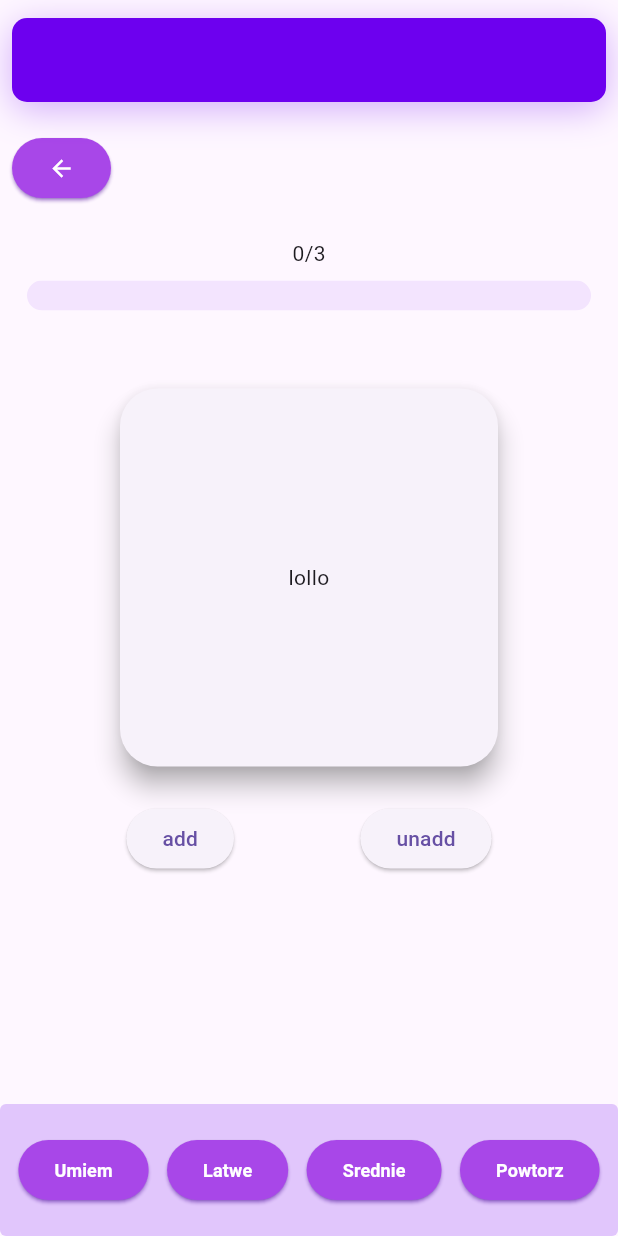
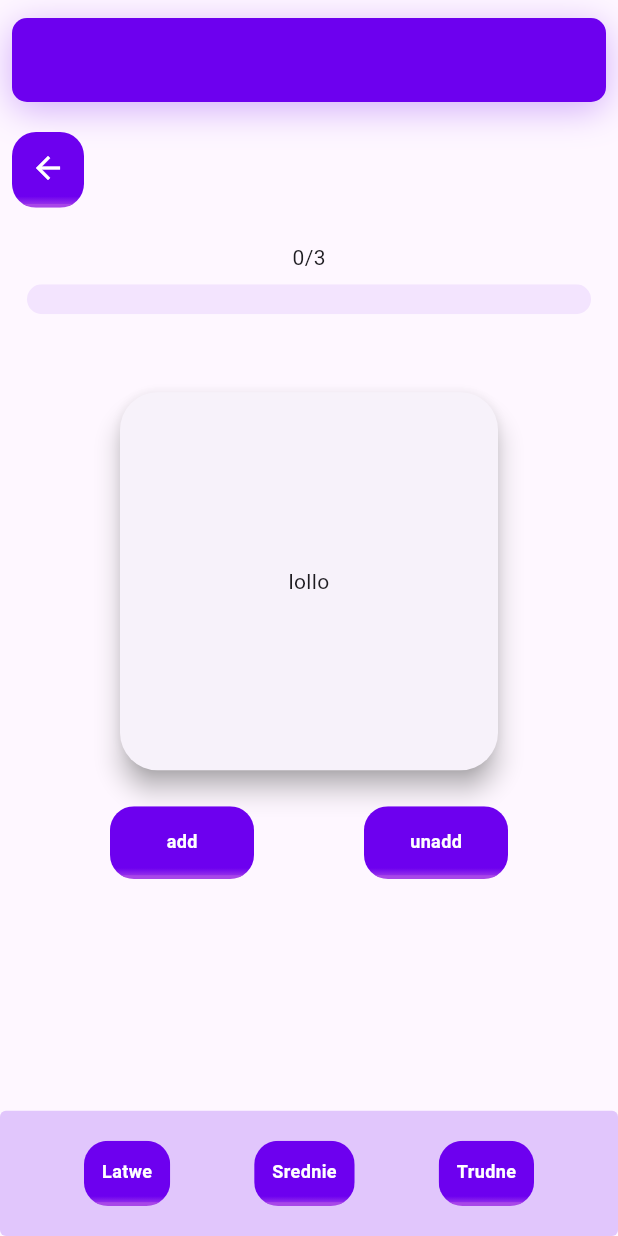
Before and after one commit to Kenayv/stoodee, a Flutter app: the FlashCardsReader screen opened directly with empty values, on a phone screen of 412 x 824 dp. Run offline on Flutter 3.47's test engine with Material 3 defaults, Android fonts, the phone set to English and light mode, and no system bars; drawn by our look-alikes of flip_card, percent_indicator; our stand-ins replace firebase_auth, firebase_core, flutter_layout_grid, flutter_svg_provider, gap, go_router and 2 more; accounts and stored records are empty; generated files the repository leaves out were written again; statements that could not run were skipped.

Commit message:
-basic dialog, finally good buttons
-made buttons actually look good, with border on the bottom being different color
-added a basic dialog, to be changed later but not by me lol
- from 4 to 3 buttons in flashcards_reader
- changed most buttons to StoodeeButton

```diff
--- a/lib/pages/flash_cards_reader.dart
+++ b/lib/pages/flash_cards_reader.dart
@@ -108,18 +108,20 @@ class _FlashCardsReader extends State<FlashCardsReader> {
           Row(
             mainAxisAlignment: MainAxisAlignment.spaceEvenly,
             children: [
-              ElevatedButton(
+              StoodeeButton(
+                  size: Size(80,30),
                   onPressed: () {
                     completed++;
                     setState(() {});
                   },
-                  child: const Text("add")),
-              ElevatedButton(
+                  child: Text("add",style:buttonTextStyle)),
+              StoodeeButton(
+                  size: Size(80,30),
                   onPressed: () {
                     completed--;
                     setState(() {});
                   },
-                  child: const Text("unadd")),
+                  child:  Text("unadd",style:buttonTextStyle)),
             ],
           ),
 
@@ -136,10 +138,10 @@ class _FlashCardsReader extends State<FlashCardsReader> {
             child: Row(
               mainAxisAlignment: MainAxisAlignment.spaceEvenly,
               children: [
-                StoodeeButton(child: Text("Umiem",style:buttonTextStyle), onPressed: (){}),
+
                 StoodeeButton(child: Text("Latwe",style: buttonTextStyle), onPressed: (){},),
                 StoodeeButton(child: Text("Srednie",style: buttonTextStyle), onPressed: (){}),
-                StoodeeButton(child: Text("Powtorz",style: buttonTextStyle), onPressed: (){},),
+                StoodeeButton(child: Text("Trudne",style: buttonTextStyle), onPressed: (){},),
               ],
             ),
           ),
--- a/lib/pages/to_do_page.dart
+++ b/lib/pages/to_do_page.dart
@@ -4,6 +4,7 @@ import 'package:stoodee/services/local_crud/todo_service/todo_service.dart';
 import 'package:stoodee/utilities/dialogs/add_task_dialog.dart';
 import 'package:stoodee/utilities/globals.dart';
 import 'package:gap/gap.dart';
+import 'package:stoodee/utilities/reusables/reusable_stoodee_button.dart';
 
 class ToDoPage extends StatefulWidget {
   const ToDoPage({
@@ -52,9 +53,10 @@ class _ToDoPage extends State<ToDoPage> {
                           onDismissed: completeTask,
                         ),
                         const Gap(5),
-                        FloatingActionButton(
+                        StoodeeButton(
+
                           onPressed: addTask,
-                          child: const Icon(Icons.add),
+                          child: const Icon(Icons.add,color:Colors.white,size:30),
                         ),
                       ],
                     ),
--- a/lib/services/router/go_router_service.dart
+++ b/lib/services/router/go_router_service.dart
@@ -12,6 +12,9 @@ import 'package:stoodee/pages/account_page.dart';
 import 'package:stoodee/pages/page_scaffold.dart';
 import 'package:stoodee/pages/flash_cards_reader.dart';
 import 'package:stoodee/utilities/containers.dart';
+
+import '../../utilities/dialogs/dialog_page.dart';
+import '../../utilities/dialogs/not_for_production_use/custom_dialog.dart';
 
 String resolveSwipeDirection(Object from, int where) {
   String sTemp = from.toString();
@@ -286,6 +289,26 @@ final GoRouter goRouterService = GoRouter(
           },
         );
       },
+
+      routes: [
+        GoRoute(
+            path: "dialog",
+
+
+          //TODO: TUTAJ SOBIE POZMIENIAJ JAK CHCESZ Z JAKIMIS FUTURE VOIDAMI CZY COS NIE WIEM
+            pageBuilder: (BuildContext context, GoRouterState state) {
+            return DialogPage(builder: (_) => CustomDialog(title: 'title', content: 'content',),
+
+);
+},
+
+
+        ),
+
+
+      ]
+
+
     ),
     GoRoute(
       path: '/email_verification_page',
--- a/lib/utilities/reusables/reusable_stoodee_button.dart
+++ b/lib/utilities/reusables/reusable_stoodee_button.dart
@@ -11,31 +11,62 @@ class StoodeeButton extends StatelessWidget{
 
   StoodeeButton({super.key, required this.child,required this.onPressed,this.size=const Size(10,10)});
 
+  Color color1=primaryAppColor;
+  Color color2=analogusColor;
+
+
+  Widget resolveWidgetSize(){
+    if(size==Size(10,10)){
+      return  Padding(
+
+        padding: const EdgeInsets.all(12.0),
+        child: FittedBox(
+            fit:BoxFit.fitWidth,
+            child: child
+        ),
+      );
+    }
+    else{
+      return Padding(
+        padding: const EdgeInsets.all(8.0),
+        child: Container(
+          alignment: Alignment.center,
+          width:size.width,
+          height:size.height,
+
+
+          child:child,
+        ),
+      );
+    }
+
+  }
+
+
 
   @override
   Widget build(BuildContext context) {
 
-    return Container(
-      decoration: BoxDecoration(
+    return GestureDetector(
+      onTap: onPressed,
+      child: ClipRRect(
+        borderRadius: const BorderRadius.all(Radius.circular(16)),
+        child: Container(
+
+          decoration:  BoxDecoration(
+              gradient: LinearGradient(colors: [color1,color2],begin:Alignment.topCenter,end:Alignment.bottomCenter,stops: [0.85,1]),
+              border: Border(
+                  bottom: BorderSide(
+                    color: color2,
+                    width: 2.5,
+                  ),
+
+              )
 
 
-      ),
-
-      child: ElevatedButton(onPressed: onPressed, style: ElevatedButton.styleFrom(
-        shadowColor: primaryAppColor,
-        backgroundColor: analogusColor,
-
-
-
-
-      ) ,
-
-
-          child: FittedBox(
-              fit:BoxFit.fitWidth,
-              child: child
-          )
-
+          ),
+          child: resolveWidgetSize(),
+        ),
       ),
     );
 
```
Also changed, not shown: lib/pages/flash_cards_page.dart (+5 -2 lines), lib/pages/login_test_page.dart (+11 -4 lines), lib/utilities/dialogs/not_for_production_use/custom_dialog.dart (added, +32 -0 lines), lib/utilities/dialogs/not_for_production_use/dialog_page.dart (added, +45 -0 lines).
